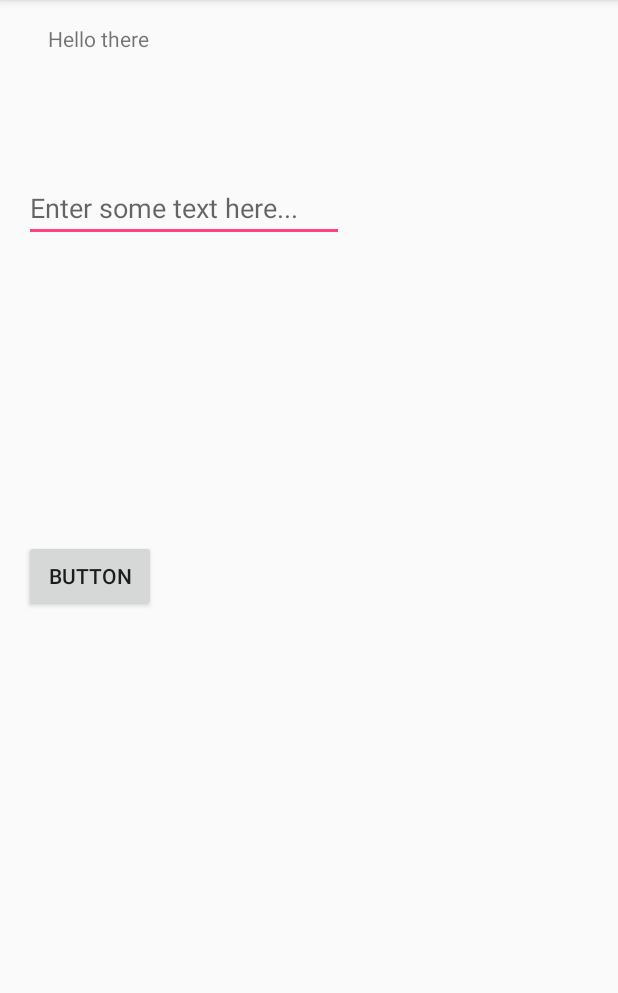
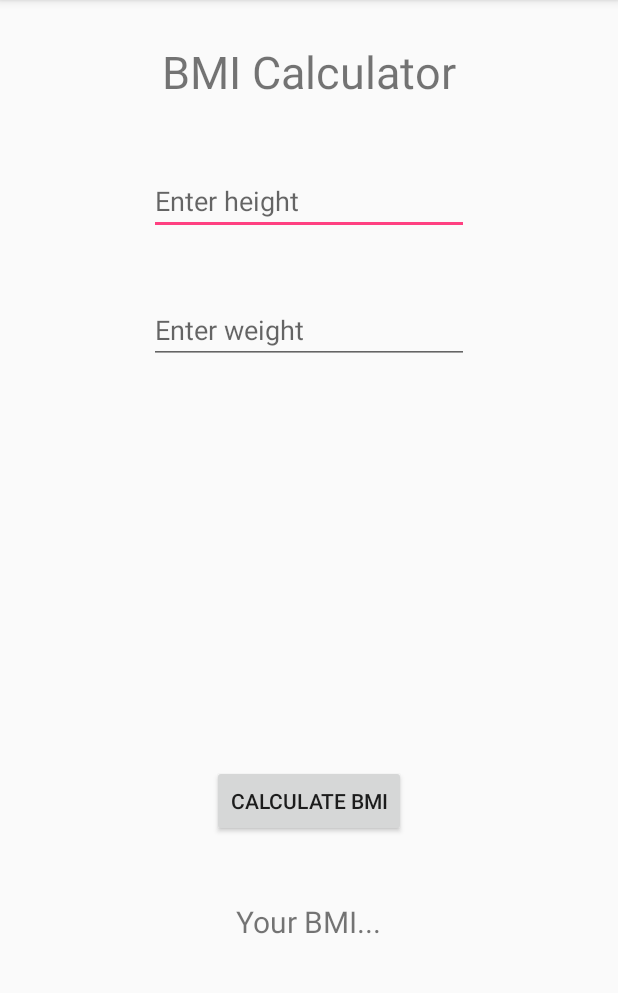
Before and after one commit to varunkeerthy/campaign-android-app, an Android app: the screen it shows after launch (MainActivity), on a phone screen of 412 x 824 dp, the part 84-1077 px from its top. Run offline under Robolectric (Android 15) with nearby library versions, the phone set to English and light mode, and no system bars.

Commit message:
Feature: BMI calculator

```diff
--- a/app/src/main/java/tutorial/demo/btes/com/biztechtutorialapp/MainActivity.java
+++ b/app/src/main/java/tutorial/demo/btes/com/biztechtutorialapp/MainActivity.java
@@ -15,9 +15,12 @@ public class MainActivity extends AppCompatActivity {
     }
 
     public void buttonClicked(View v){
-        TextView textView = (TextView) findViewById(R.id.message);
-        EditText editText = (EditText) findViewById(R.id.inputMessage);
-        String incomingMessage = editText.getText().toString();
-        textView.setText(incomingMessage);
+        TextView textViewResult = (TextView) findViewById(R.id.userBMI);
+        EditText editTextHeight = (EditText) findViewById(R.id.userHeight);
+        EditText editTextWeight = (EditText) findViewById(R.id.userWeight);
+        double userHeight = Double.parseDouble(editTextHeight.getText().toString());
+        double userWeight = Double.parseDouble(editTextWeight.getText().toString());
+        double bmi = userWeight / (userHeight * userHeight);
+        textViewResult.setText(Double.toString(bmi));
     }
 }
--- a/app/src/main/res/layout/activity_main.xml
+++ b/app/src/main/res/layout/activity_main.xml
@@ -11,36 +11,58 @@
     android:paddingTop="16dp"
     tools:context=".MainActivity">
 
+
     <TextView
-        android:id="@+id/message"
+        android:id="@+id/textView"
         android:layout_width="wrap_content"
         android:layout_height="wrap_content"
-        android:text="Hello there"
-        android:layout_marginLeft="16dp"
-        tools:layout_editor_absoluteX="30dp"
+        android:layout_alignParentTop="true"
+        android:layout_centerHorizontal="true"
+        android:layout_marginTop="11dp"
+        android:text="BMI Calculator"
+        android:textSize="30dp" />
 
-      />
+    <EditText
+        android:id="@+id/userHeight"
+        android:layout_width="wrap_content"
+        android:layout_height="wrap_content"
+        android:layout_alignParentTop="true"
+        android:layout_centerHorizontal="true"
+        android:layout_marginTop="95dp"
+        android:ems="10"
+        android:hint="Enter height"
+        android:inputType="textPersonName" />
+
+    <EditText
+        android:id="@+id/userWeight"
+        android:layout_width="wrap_content"
+        android:layout_height="wrap_content"
+        android:layout_alignParentTop="true"
+        android:layout_centerHorizontal="true"
+        android:layout_marginTop="181dp"
+        android:ems="10"
+        android:hint="Enter weight"
+        android:inputType="textPersonName" />
 
     <Button
         android:id="@+id/button"
         android:layout_width="wrap_content"
         android:layout_height="wrap_content"
-        android:layout_centerVertical="true"
-        android:onClick="buttonClicked"
-        android:text="Button"
-        tools:layout_editor_absoluteX="181dp"
-        tools:layout_editor_absoluteY="0dp" />
+        android:layout_alignParentBottom="true"
+        android:layout_centerHorizontal="true"
+        android:layout_marginBottom="194dp"
+        android:text="Calculate BMI"
+        android:onClick="buttonClicked"/>
 
-    <EditText
-        android:id="@+id/inputMessage"
+    <TextView
+        android:id="@+id/userBMI"
         android:layout_width="wrap_content"
         android:layout_height="wrap_content"
-        android:layout_alignParentTop="true"
-        android:layout_marginTop="100dp"
-        android:ems="10"
-        android:hint="Enter some text here..."
-        android:inputType="textPersonName"
-        tools:layout_editor_absoluteX="71dp"
-        tools:layout_editor_absoluteY="142dp" />
+        android:layout_alignParentBottom="true"
+        android:layout_centerHorizontal="true"
+        android:layout_marginBottom="124dp"
+        android:text="Your BMI..."
+        android:textSize="20dp"/>
+
 
 </android.widget.RelativeLayout>
```
